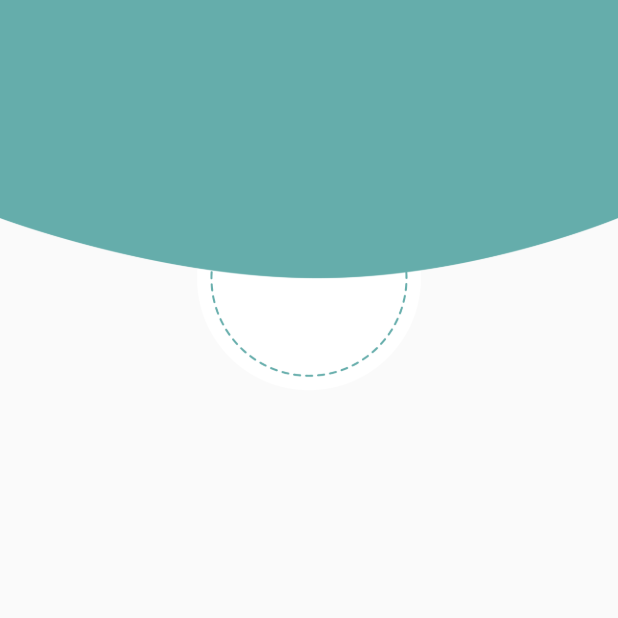
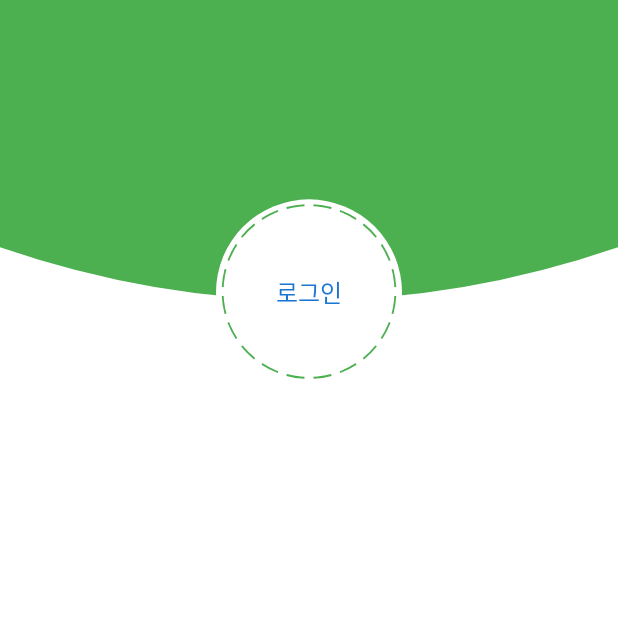
Before and after one commit to baeharam/Privacy-of-Animal, a Flutter app: the screen it shows after launch, after a tap on "로그인", on a phone screen of 412 x 824 dp, the top half of it. Run offline on Flutter 3.47's test engine with Material 2 defaults, Android fonts, the phone set to English and light mode, and no system bars; our stand-ins replace firebase_auth, rxdart, sqflite; accounts and stored records are empty; Roboto replaces fonts that are missing (NanumGothic).

Commit message:
Draw dashed circle and background
Signed-off-by: bae haram <gkfkagkfka12@naver.com>

```diff
--- a/lib/screen/login_screen.dart
+++ b/lib/screen/login_screen.dart
@@ -1,5 +1,6 @@
 import 'package:flutter/material.dart';
 import 'package:privacy_of_animal/resources/strings.dart';
+import 'package:privacy_of_animal/widgets/dashed_circle.dart';
 
 class LoginScreen extends StatefulWidget {
   @override
@@ -9,17 +10,71 @@ class LoginScreen extends StatefulWidget {
 class _LoginScreenState extends State<LoginScreen> {
   @override
   Widget build(BuildContext context) {
+
+    final double width = MediaQuery.of(context).size.width;
+    final double height = MediaQuery.of(context).size.height;
+
     return Scaffold(
+      backgroundColor: Colors.white,
       body: Column(
         children: <Widget>[
-          Stack(
-            children: <Widget>[
-              Image.asset(loginFormImage),
-              Image.asset(loginBackgroundImage)
-            ],
+          Expanded(
+            child: Stack(
+              children: <Widget>[
+                ClipPath(
+                  child: Container(
+                    color: Colors.green,
+                  ),
+                  clipper: LoginBackgroundClipper(),
+                ),
+                Positioned(
+                  left: width/2-62,
+                  top: height/6.2,
+                  child: Container(
+                    width: 57*2+10.0,
+                    height: 57*2+10.0,
+                    decoration: BoxDecoration(
+                      color: Colors.white,
+                      shape: BoxShape.circle
+                    )
+                  ),
+                ),
+                Positioned(
+                  left: width/2-57,
+                  top: height/6,
+                  child: DashedCircle(
+                    child: CircleAvatar(
+                      child: Text('로그인'),
+                      radius: 57.0,
+                      backgroundColor: Colors.white,
+                    ),
+                    color: Colors.green,
+                  ),
+                ),
+              ],
+            ),
           )
         ],
       ),
     );
   }
 }
+
+class LoginBackgroundClipper extends CustomClipper<Path>  {
+  @override
+  Path getClip(Size size) {
+    Path path = Path();
+    path.lineTo(.0, size.height/5);
+    final firstControlPoint = Offset(size.width/2, size.height*2/7);
+    final firstEndPoint = Offset(size.width, size.height/5);
+    path.quadraticBezierTo(firstControlPoint.dx, firstControlPoint.dy, firstEndPoint.dx, firstEndPoint.dy);
+    path.lineTo(size.width,0.0);
+    return path;
+  }
+
+  @override
+  bool shouldReclip(CustomClipper<Path> oldClipper){
+    return true;
+  }
+
+}
--- /dev/null
+++ b/lib/widgets/dashed_circle.dart
@@ -0,0 +1,72 @@
+library dashed_circle;
+
+// from https://gitlab.com/NiklasPor/dashed-circle/blob/master/lib/dashed_circle.dart
+
+import 'dart:math';
+import 'package:flutter/widgets.dart';
+
+const int _DefaultDashes = 20;
+const Color _DefaultColor = Color(0);
+const double _DefaultGapSize = 3.0;
+const double _DefaultStrokeWidth = 2.5;
+
+class DashedCircle extends StatelessWidget {
+  final int dashes;
+  final Color color;
+  final double gapSize;
+  final double strokeWidth;
+  final Widget child;
+
+  DashedCircle(
+      {this.child,
+      this.dashes = _DefaultDashes,
+      this.color = _DefaultColor,
+      this.gapSize = _DefaultGapSize,
+      this.strokeWidth = _DefaultStrokeWidth});
+
+  @override
+  Widget build(BuildContext context) {
+    return CustomPaint(
+      painter: DashedCirclePainter(
+          dashes: dashes,
+          color: color,
+          gapSize: gapSize,
+          strokeWidth: strokeWidth),
+      child: child,
+    );
+  }
+}
+
+class DashedCirclePainter extends CustomPainter {
+  final int dashes;
+  final Color color;
+  final double gapSize;
+  final double strokeWidth;
+
+  DashedCirclePainter(
+      {this.dashes = _DefaultDashes,
+      this.color = _DefaultColor,
+      this.gapSize = _DefaultGapSize,
+      this.strokeWidth = _DefaultStrokeWidth});
+
+  @override
+  void paint(Canvas canvas, Size size) {
+    final double gap = pi / 180 * gapSize;
+    final double singleAngle = (pi * 2) / dashes;
+
+    for (int i = 0; i < dashes; i++) {
+      final Paint paint = Paint()
+        ..color = color
+        ..strokeWidth = _DefaultStrokeWidth
+        ..style = PaintingStyle.stroke;
+
+      canvas.drawArc(Offset.zero & size, gap + singleAngle * i,
+          singleAngle - gap * 2, false, paint);
+    }
+  }
+
+  @override
+  bool shouldRepaint(DashedCirclePainter oldDelegate) {
+    return dashes != oldDelegate.dashes || color != oldDelegate.color;
+  }
+}
```
